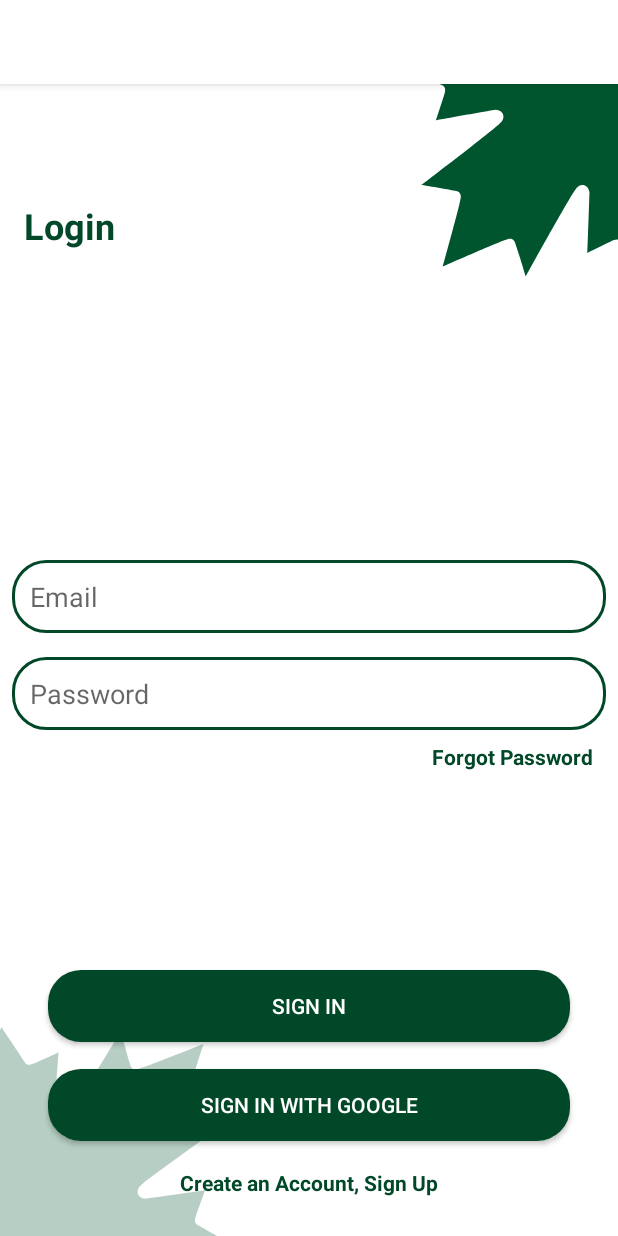
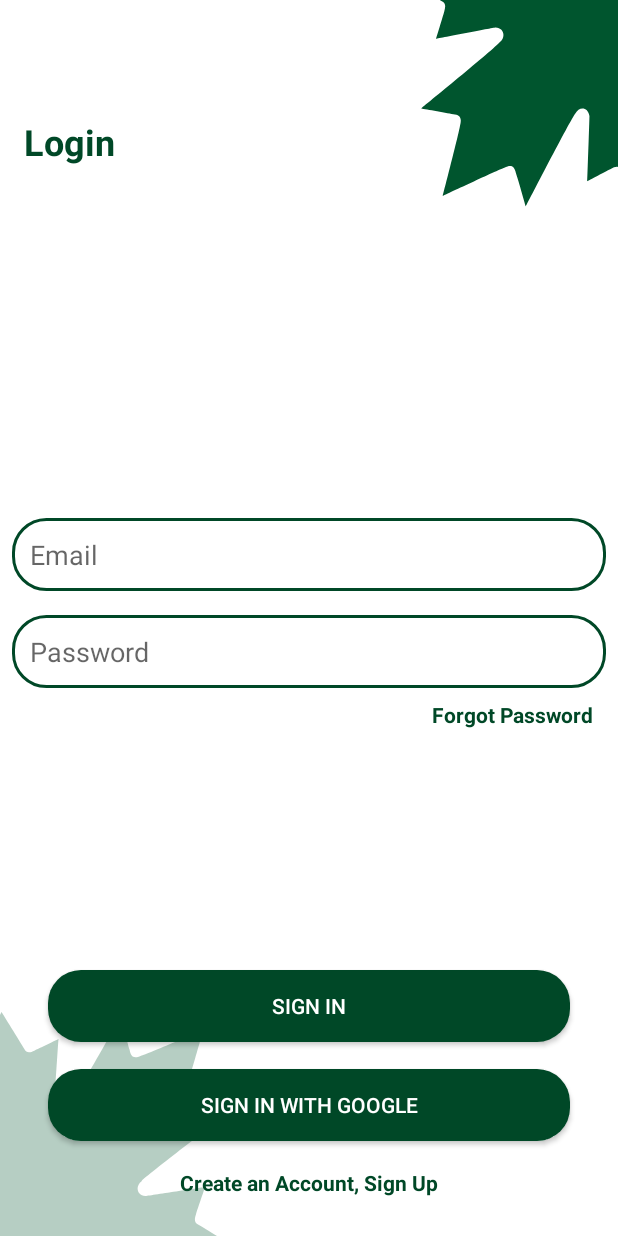
Before and after one commit to FreakWolf/Sodia, an Android app built with Jetpack Compose: the screen it shows after launch (FragmentReplaceActivity), on a phone screen of 412 x 824 dp. Run offline under Robolectric (Android 15) with nearby library versions, the phone set to English and light mode, and no system bars; our stand-ins replace Firebase (no records; nobody signed in at launch, a user with empty details on screens opened directly).

Commit message:
fix: actionbar issue

```diff
--- a/app/src/main/res/values/themes.xml
+++ b/app/src/main/res/values/themes.xml
@@ -1,7 +1,7 @@
 <?xml version="1.0" encoding="utf-8"?>
 <resources>
 
-    <style name="Theme.Sodia" parent="Theme.AppCompat.Light.DarkActionBar">
+    <style name="Theme.Sodia" parent="Theme.AppCompat.Light.NoActionBar">
         <item name="colorPrimary">@color/colorPrimary</item>
         <item name="colorPrimaryDark">@color/colorPrimaryDark</item>
         <item name="colorAccent">@color/colorAccent</item>
--- a/build.gradle.kts
+++ b/build.gradle.kts
@@ -5,7 +5,7 @@ buildscript {
 }
 // Top-level build file where you can add configuration options common to all sub-projects/modules.
 plugins {
-    id("com.android.application") version "8.2.0" apply false
+    id("com.android.application") version "8.1.0" apply false
     id("org.jetbrains.kotlin.android") version "1.9.0" apply false
     id("com.google.gms.google-services") version "4.4.0" apply false
 }
```
